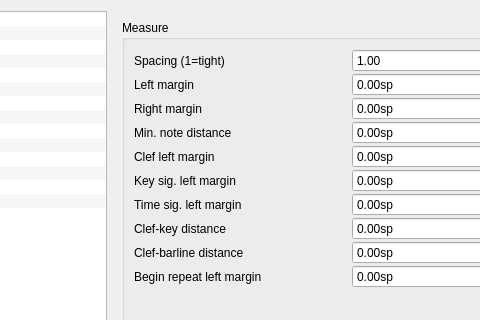
The window that mscore/mscore/editstyle.ui (musescore/musescore-old) describes before a commit, drawn with Qt 5; both pictures show x 156 to 636 and y 0 to 320 of the 751 by 533 pixel window.
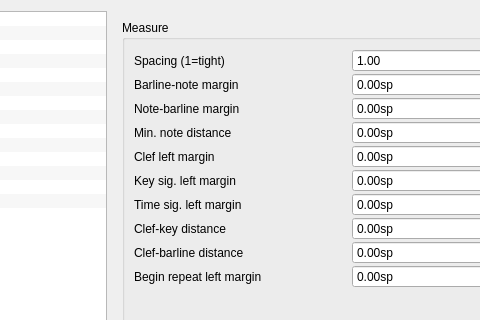
The same window after the commit. The open tabs and pages were chosen to show the change. Icons and pictures are not drawn.

The edit to the form file:
```diff
--- a/mscore/mscore/editstyle.ui
+++ b/mscore/mscore/editstyle.ui
@@ -1551,7 +1551,7 @@
           <item row="1" column="0">
            <widget class="QLabel" name="label_12">
             <property name="text">
-             <string>Left margin</string>
+             <string>Barline-note margin</string>
             </property>
             <property name="wordWrap">
              <bool>true</bool>
@@ -1577,7 +1577,7 @@
           <item row="2" column="0">
            <widget class="QLabel" name="label_13">
             <property name="text">
-             <string>Right margin</string>
+             <string>Note-barline margin</string>
             </property>
             <property name="wordWrap">
              <bool>true</bool>
```
Left out of the diff: 2 changed lines with no effect on the pictures.
